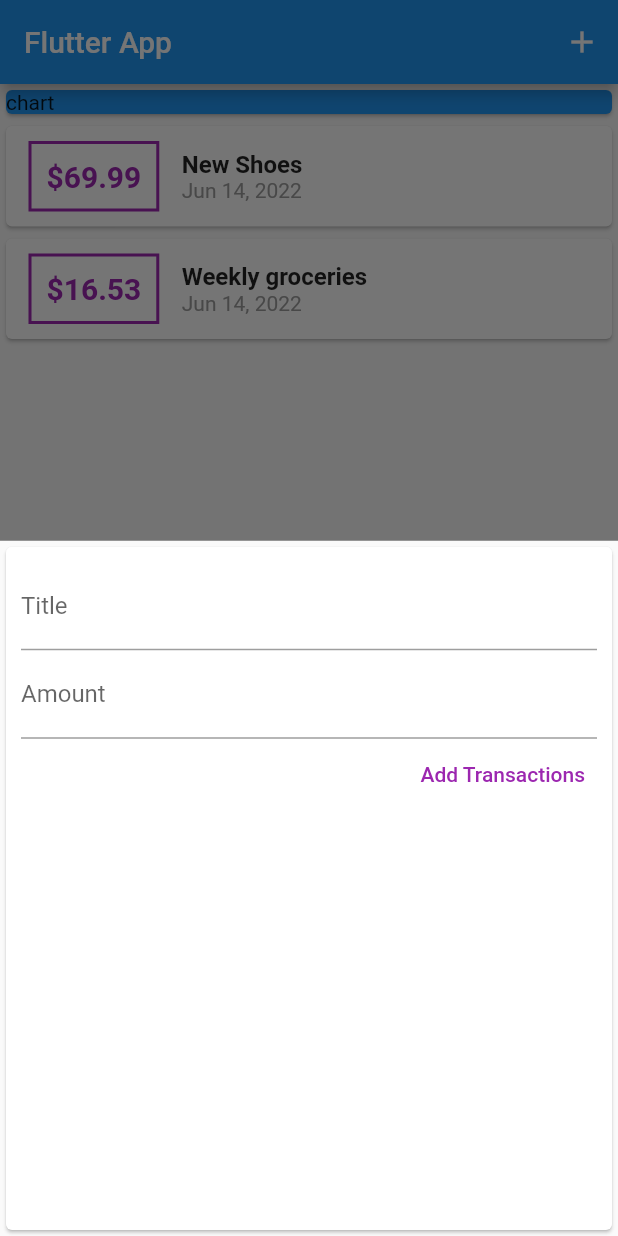
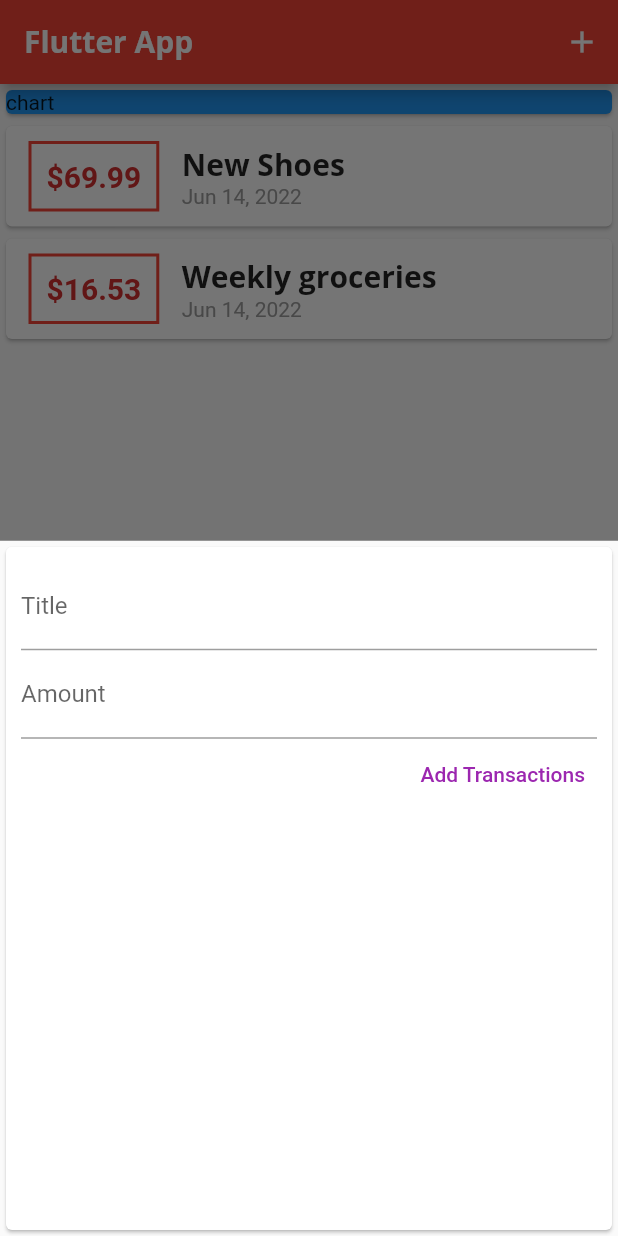
Before and after one commit to terinSeb/Flutter_Expense_Calculator, a Flutter app: the screen it shows after launch, after a tap on the "add" icon, on a phone screen of 412 x 824 dp. Run offline on Flutter 3.47's test engine with Material 2 defaults, Android fonts, the phone set to English and light mode, and no system bars.

Commit message:
Added gloabal theme for text

```diff
--- a/lib/main.dart
+++ b/lib/main.dart
@@ -6,17 +6,36 @@ import 'package:flutter/material.dart';
 
 import 'models/transaction.dart';
 
-void main() => runApp(const MyApp());
+void main() => runApp( MyApp());
 
 class MyApp extends StatelessWidget {
-  const MyApp({Key? key}) : super(key: key);
-
+   MyApp({Key? key}) : super(key: key);
+final ThemeData theme = ThemeData();
   @override
   Widget build(BuildContext context) {
+
     // ignore: prefer_const_constructors
     return  MaterialApp(
       title: 'Flutter App',
       home:  MyHomePage(),
+      theme:
+      ThemeData(
+        primarySwatch: Colors.red,
+        // accentColor: Colors.amber,
+        fontFamily: 'Quicksand',
+        textTheme: ThemeData.light().textTheme.copyWith(
+            headline6:const TextStyle(fontFamily: 'Opensans',fontSize: 20,fontWeight: FontWeight.bold)
+          ),
+        // appBarTheme: AppBarTheme(
+        //   // ignore: deprecated_member_use
+        //   textTheme: ThemeData.light().textTheme.copyWith(
+        //     headline6:const TextStyle(fontFamily: 'Opensans',fontSize: 50,fontWeight: FontWeight.bold)
+        //   )
+        )
+    ,
+
+    //    theme.copyWith(
+    // colorScheme: theme.colorScheme.copyWith(secondary: Colors.amber),
     );
   }
 }
--- a/lib/widgets/new_transaction.dart
+++ b/lib/widgets/new_transaction.dart
@@ -1,12 +1,19 @@
 
 
 import 'package:flutter/material.dart';
-final TextEditingController _titleController = TextEditingController();
-final TextEditingController _amountController = TextEditingController();
-class NewTransaction extends StatelessWidget {
+
+class NewTransaction extends StatefulWidget {
   final Function addTx;
    const NewTransaction({Key? key,required this.addTx}) : super(key: key);
 
+  @override
+  State<NewTransaction> createState() => _NewTransactionState();
+}
+
+class _NewTransactionState extends State<NewTransaction> {
+final _titleController = TextEditingController();
+
+final _amountController = TextEditingController();
 
 void submitData(){
   final txTitle = _titleController.text;
@@ -14,8 +21,10 @@ void submitData(){
   if(txTitle.isEmpty || txAmount <= 0  ){
     return;
   }
- addTx(txTitle,txAmount);
+ widget.addTx(txTitle,txAmount);
+ Navigator.of(context).pop();
 }
+
   @override
   Widget build(BuildContext context) {
     return    Card(child: Container(
--- a/lib/widgets/transaction_list.dart
+++ b/lib/widgets/transaction_list.dart
@@ -21,18 +21,18 @@ class TransactionList extends StatelessWidget {
                    // ignore: avoid_unnecessary_containers
                    Container(
                      margin: const EdgeInsets.symmetric(vertical: 10,horizontal: 15),
-                     decoration: BoxDecoration(border: Border.all(color: Colors.purple,width: 2)),
+                     decoration: BoxDecoration(border: Border.all(color:Theme.of(context).primaryColor,width: 2)),
                      padding: const EdgeInsets.all(10),
                      child:
                      Text(
                        '\$${transactions[index].amount.toStringAsFixed(2)}',
-                       style: const TextStyle(fontWeight: FontWeight.bold,fontSize: 20,color: Colors.purple),),
+                       style:  TextStyle(fontWeight: FontWeight.bold,fontSize: 20,color: Theme.of(context).primaryColorDark),),
                      ),
                    Column(
                      crossAxisAlignment: CrossAxisAlignment.start,
                      children: [
                      Text(transactions[index].title,
-                     style: const TextStyle(fontWeight: FontWeight.bold,fontSize: 16,)),
+                     style:Theme.of(context).textTheme.headline6),
                      Text(DateFormat().add_yMMMd().format(transactions[index].date),
                      style: const TextStyle(color: Colors.grey),)
                    ],)
```
Also changed, not shown: pubspec.yaml (+11 -11 lines), assets/fonts/OpenSans-Bold.ttf (added), assets/fonts/OpenSans-Regular.ttf (added), assets/fonts/Quicksand-Bold.ttf (added), assets/fonts/Quicksand-Light.ttf (added), assets/fonts/Quicksand-Medium.ttf (added), assets/fonts/Quicksand-Regular.ttf (added), 1 other file.
